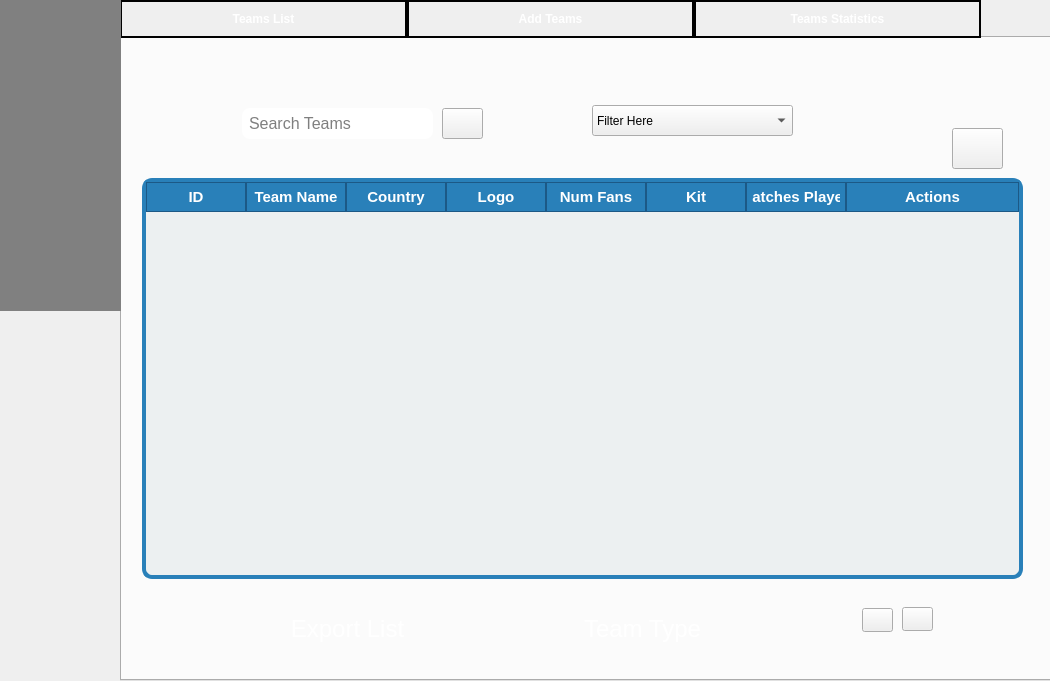
Qt form teamspage1.ui (Projetcpp-2A11/LeagueManagementStudio) before a commit.
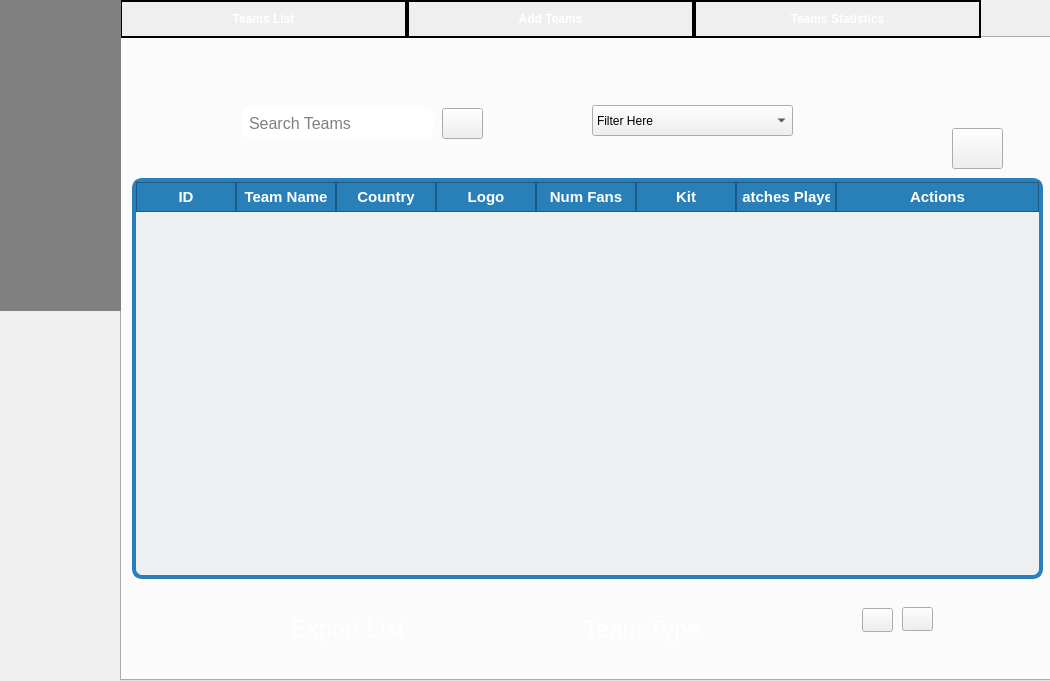
The same form after that commit. Icons and pictures are not drawn.

The edit to the form file:
```diff
--- a/teamspage1.ui
+++ b/teamspage1.ui
@@ -310,9 +310,9 @@
        <widget class="QTableWidget" name="listTeams">
         <property name="geometry">
          <rect>
-          <x>20</x>
+          <x>10</x>
           <y>140</y>
-          <width>881</width>
+          <width>911</width>
           <height>401</height>
          </rect>
         </property>
```
